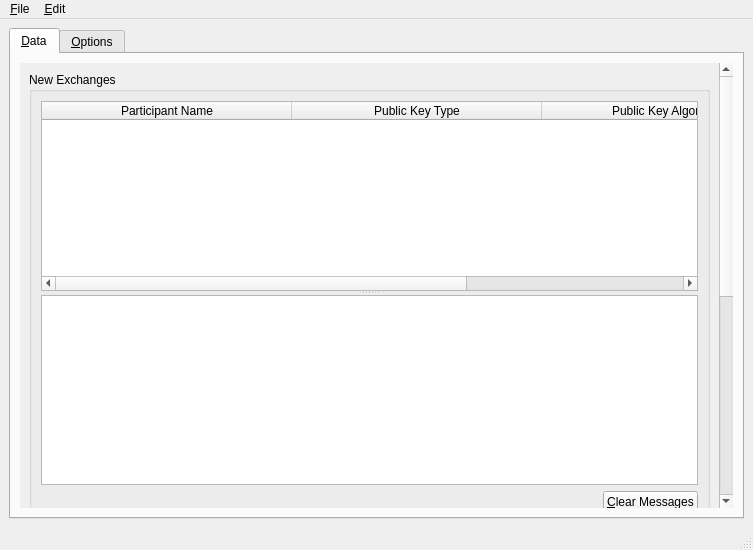
This is branches/trunk/UI/spot-on-smpwindow.ui in textbrowser/spot-on as Qt 5 draws it before an edit. The edited form follows.
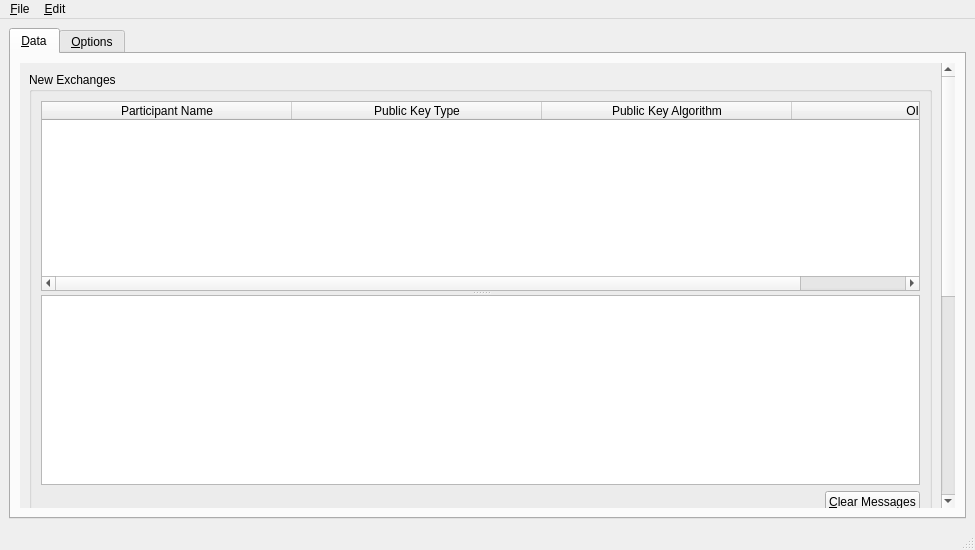
This is the edited form. Icons and pictures are not drawn.

Patch:
```diff
--- a/branches/trunk/UI/spot-on-smpwindow.ui
+++ b/branches/trunk/UI/spot-on-smpwindow.ui
@@ -6,7 +6,7 @@
    <rect>
     <x>0</x>
     <y>0</y>
-    <width>753</width>
+    <width>975</width>
     <height>550</height>
    </rect>
   </property>
@@ -38,9 +38,9 @@
            <property name="geometry">
             <rect>
              <x>0</x>
-             <y>-77</y>
-             <width>701</width>
-             <height>947</height>
+             <y>0</y>
+             <width>923</width>
+             <height>1010</height>
             </rect>
            </property>
            <layout class="QVBoxLayout" name="verticalLayout_7">
@@ -546,8 +546,8 @@
     <rect>
      <x>0</x>
      <y>0</y>
-     <width>753</width>
-     <height>32</height>
+     <width>975</width>
+     <height>39</height>
     </rect>
    </property>
    <widget class="QMenu" name="menu_File">
```
